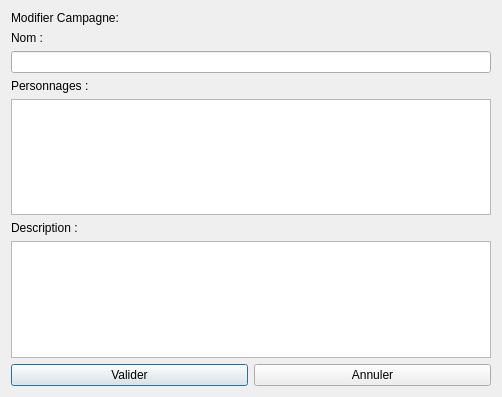
Old version of the form fenetre/formModifierCampagne.ui in the repository helarion/Application-JDR.
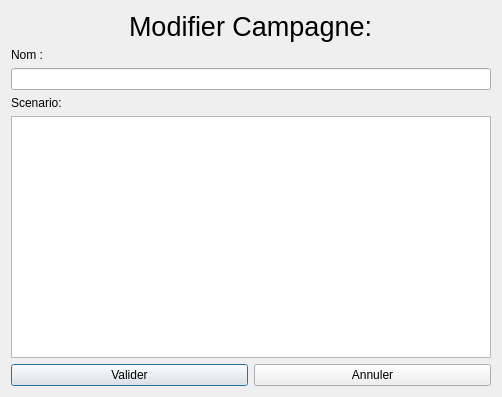
New version of the form.

```diff
--- a/fenetre/formModifierCampagne.ui
+++ b/fenetre/formModifierCampagne.ui
@@ -14,8 +14,13 @@
    <string>Dialog</string>
   </property>
   <layout class="QVBoxLayout" name="verticalLayout_2">
-   <item>
+   <item alignment="Qt::AlignHCenter">
     <widget class="QLabel" name="label">
+     <property name="font">
+      <font>
+       <pointsize>20</pointsize>
+      </font>
+     </property>
      <property name="text">
       <string>Modifier Campagne:</string>
      </property>
@@ -23,15 +28,18 @@
    </item>
    <item>
     <layout class="QGridLayout" name="gridLayout_2">
-     <item row="6" column="0">
-      <widget class="QLabel" name="label_4">
-       <property name="text">
-        <string>Description :</string>
-       </property>
-      </widget>
-     </item>
      <item row="1" column="0">
-      <widget class="QLineEdit" name="lineEdit"/>
+      <widget class="QLineEdit" name="nomCampagne"/>
+     </item>
+     <item row="4" column="0">
+      <widget class="QLabel" name="label_4">
+       <property name="text">
+        <string>Scenario:</string>
+       </property>
+      </widget>
+     </item>
+     <item row="5" column="0">
+      <widget class="QTextEdit" name="scenarioCampagne"/>
      </item>
      <item row="0" column="0">
       <widget class="QLabel" name="label_3">
@@ -40,22 +48,6 @@
        </property>
       </widget>
      </item>
-     <item row="3" column="0">
-      <widget class="QLineEdit" name="lineEdit_2"/>
-     </item>
-     <item row="7" column="0">
-      <widget class="QTextEdit" name="textEdit"/>
-     </item>
-     <item row="2" column="0">
-      <widget class="QLabel" name="label_2">
-       <property name="text">
-        <string>Personnages :</string>
-       </property>
-      </widget>
-     </item>
-     <item row="3" column="0">
-      <widget class="QListWidget" name="listWidget"/>
-     </item>
     </layout>
    </item>
    <item>
```
